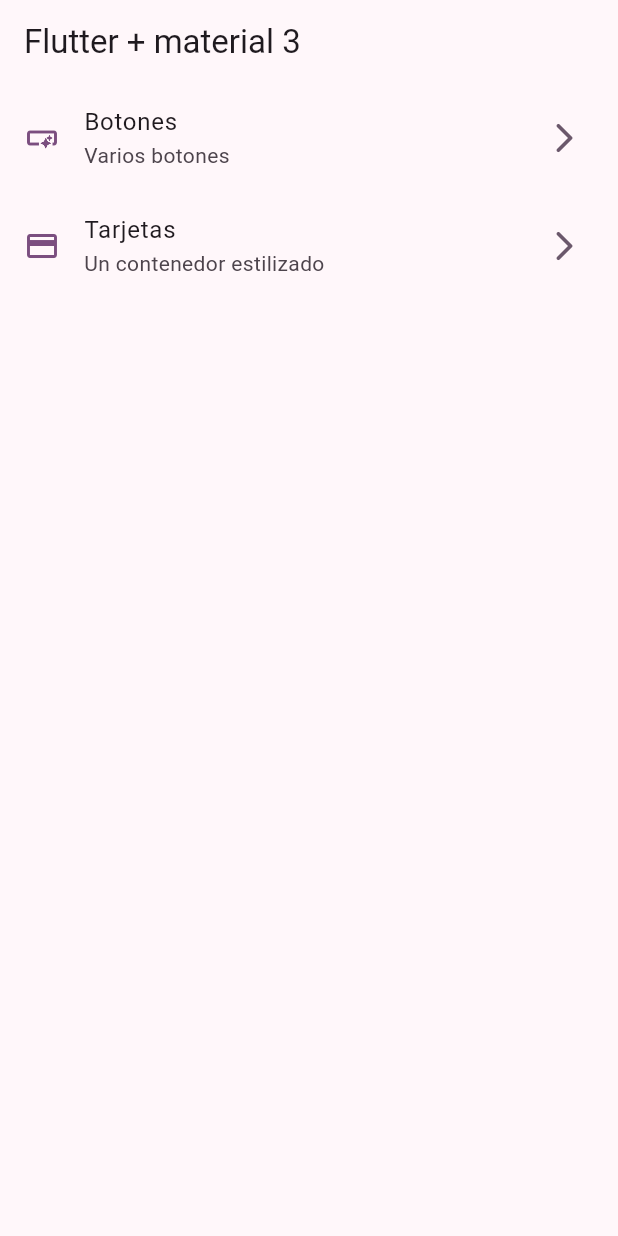
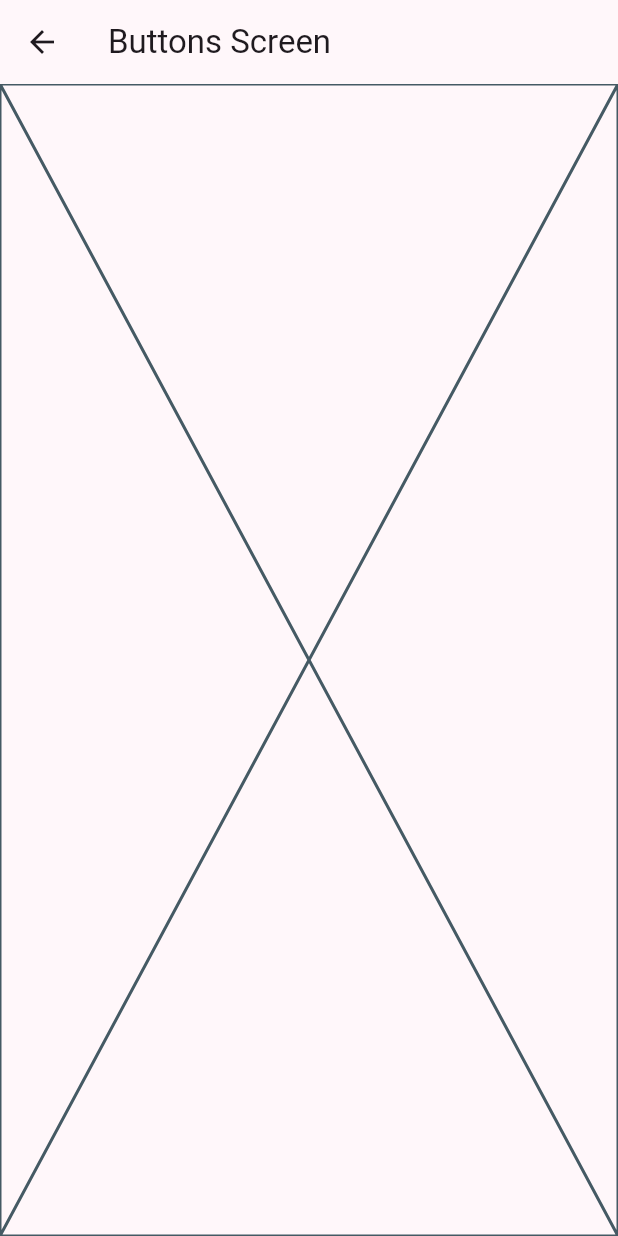
Before and after one commit to neryad/widgtes_app, a Flutter app: the screen it shows after launch, after a tap on "Botones", on a phone screen of 412 x 824 dp. Run offline on Flutter 3.47's test engine with Material 2 defaults, Android fonts, the phone set to English and light mode, and no system bars.

Commit message:
rutas basicas

```diff
--- /dev/null
+++ b/lib/presentation/screens/buttons/buttons_screen.dart
@@ -0,0 +1,15 @@
+import 'package:flutter/material.dart';
+
+class ButtonsScreen extends StatelessWidget {
+  const ButtonsScreen({super.key});
+
+  @override
+  Widget build(BuildContext context) {
+    return Scaffold(
+      appBar: AppBar(
+        title: const Text('Buttons Screen'),
+      ),
+      body: Placeholder(),
+    );
+  }
+}
--- a/lib/presentation/screens/home/home_screen.dart
+++ b/lib/presentation/screens/home/home_screen.dart
@@ -1,4 +1,5 @@
 import 'package:flutter/material.dart';
+import 'package:widgtes_app/presentation/screens/buttons/buttons_screen.dart';
 
 import '../../../config/menu/menu_items.dart';
 
@@ -56,6 +57,8 @@
       subtitle: Text(menuItem.subtitle),
       onTap: () {
         //Todo navegar a otra pantallas
+        Navigator.of(context).push(
+            MaterialPageRoute(builder: (context) => const ButtonsScreen()));
       },
     );
   }
```
Also changed, not shown: lib/presentation/screens/cards/cards_screen.dart (added, +15 -0 lines).
